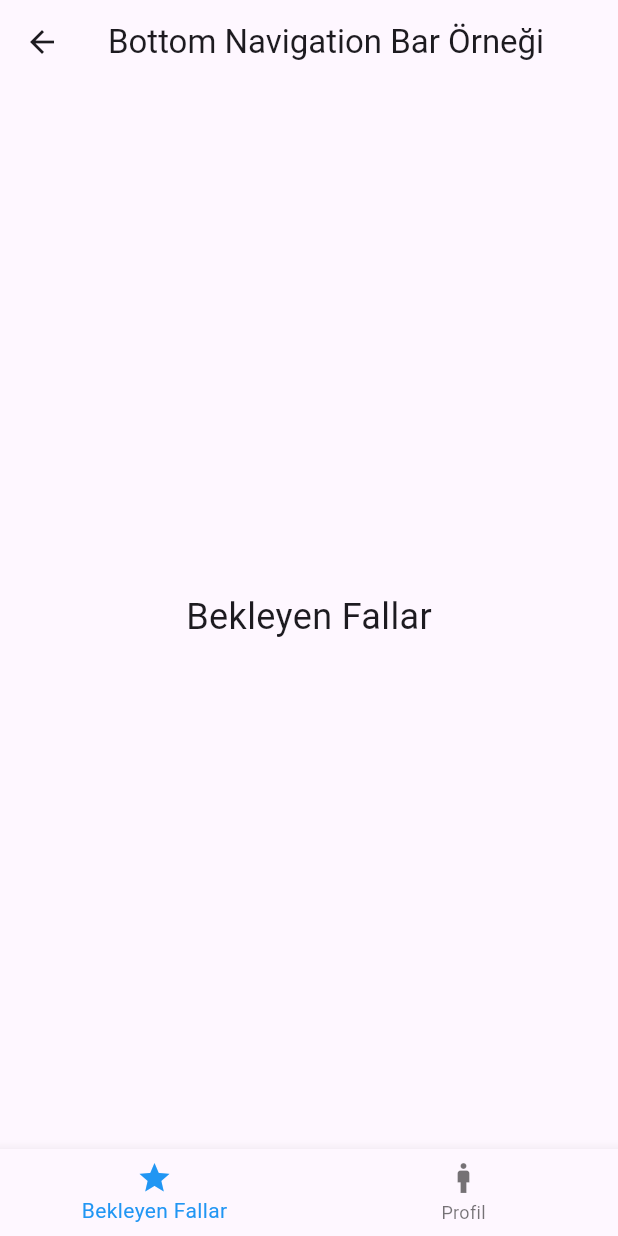
After one commit to sevdehilal/divinitaion, a Flutter app: the FortuneTellerBottomNavigation screen opened directly, on a phone screen of 412 x 824 dp. The commit adds this screen. Run offline on Flutter 3.47's test engine with Material 3 defaults, Android fonts, the phone set to English and light mode, and no system bars.

Commit message:
isim değişikliği ve fortune navbar eklenmesi

```diff
--- a/lib/Page/Common/login.dart
+++ b/lib/Page/Common/login.dart
@@ -1,4 +1,4 @@
-import 'package:divinitaion/Views/ClientBottomNavigation.dart';
+import 'package:divinitaion/Views/client_button_navigation.dart';
 import 'package:divinitaion/Models/login.dart';
 import 'package:divinitaion/Page/Common/email_verification.dart';
 import 'package:divinitaion/Page/Common/register.dart';
@@ -44,7 +44,13 @@ class _LoginPageState extends State<LoginPage> {
               context,
               MaterialPageRoute(builder: (context) => CustomBottomNavigation()),
             );
-          } else if (response.roles.contains("fortuneTeller")) {}
+          } else if (response.roles.contains("fortuneTeller")) {
+              Navigator.pushReplacement(
+                context,
+                MaterialPageRoute(builder: (context) => CustomBottomNavigation()),
+            );
+
+          }
         }
       } else {
         ScaffoldMessenger.of(context).showSnackBar(
--- a/lib/Views/client_fortune_teller_list.dart
+++ b/lib/Views/client_fortune_teller_list.dart
@@ -1,5 +1,5 @@
 import 'dart:convert';
-import 'package:divinitaion/Views/ClientFortuneTellerCard.dart';
+import 'package:divinitaion/Views/client_fortune_teller_card.dart';
 import 'package:flutter/material.dart';
 import 'package:http/http.dart' as http;
 
--- /dev/null
+++ b/lib/Views/fortune_teller_navigation.dart
@@ -0,0 +1,47 @@
+
+import 'package:flutter/material.dart';
+
+class FortuneTellerBottomNavigation extends StatefulWidget {
+  @override
+  _FortuneTellerBottomNavigationState createState() => _FortuneTellerBottomNavigationState();
+}
+
+class _FortuneTellerBottomNavigationState extends State<FortuneTellerBottomNavigation> {
+  int _selectedIndex = 0;
+
+  static List<Widget> _pages = <Widget>[
+    Center(child: Text('Bekleyen Fallar', style: TextStyle(fontSize: 24))),
+    Center(child: Text('Profil', style: TextStyle(fontSize: 24))),
+  ];
+
+  void _onItemTapped(int index) {
+    setState(() {
+      _selectedIndex = index;
+    });
+  }
+
+  @override
+  Widget build(BuildContext context) {
+    return Scaffold(
+      appBar: AppBar(
+        title: Text('Bottom Navigation Bar Örneği'),
+      ),
+      body: _pages[_selectedIndex],
+      bottomNavigationBar: BottomNavigationBar(
+        items: const <BottomNavigationBarItem>[
+          BottomNavigationBarItem(
+            icon: Icon(Icons.star),
+            label: 'Bekleyen Fallar',
+          ),
+          BottomNavigationBarItem(
+            icon: Icon(Icons.man),
+            label: 'Profil',
+          ),
+        ],
+        currentIndex: _selectedIndex,
+        selectedItemColor: Colors.blue,
+        onTap: _onItemTapped,
+      ),
+    );
+  }
+}
```
Also changed, not shown: lib/Views/client_button_navigation.dart (renamed from lib/Views/ClientBottomNavigation.dart), lib/Views/client_fortune_teller_card.dart (renamed from lib/Views/ClientFortuneTellerCard.dart).
